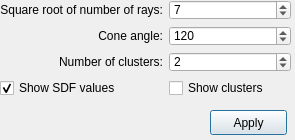
CGAL/cgal, file Polyhedron/demo/Polyhedron/Mesh_segmentation_dialog.ui: the form before one commit.
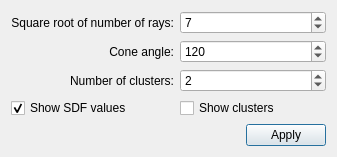
The form after the commit.

Commit message: dialog - layout arrangments

The edit to the form file:
```diff
--- a/Polyhedron/demo/Polyhedron/Mesh_segmentation_dialog.ui
+++ b/Polyhedron/demo/Polyhedron/Mesh_segmentation_dialog.ui
@@ -8,8 +8,8 @@
    <rect>
     <x>0</x>
     <y>0</y>
-    <width>295</width>
-    <height>140</height>
+    <width>337</width>
+    <height>149</height>
    </rect>
   </property>
   <property name="windowTitle" >
@@ -18,28 +18,8 @@
   <property name="modal" >
    <bool>true</bool>
   </property>
-  <widget class="QPushButton" name="Apply_button" >
-   <property name="geometry" >
-    <rect>
-     <x>210</x>
-     <y>110</y>
-     <width>77</width>
-     <height>25</height>
-    </rect>
-   </property>
-   <property name="text" >
-    <string>Apply</string>
-   </property>
-  </widget>
-  <widget class="QWidget" name="layoutWidget" >
-   <property name="geometry" >
-    <rect>
-     <x>0</x>
-     <y>0</y>
-     <width>291</width>
-     <height>98</height>
-    </rect>
-   </property>
+  <layout class="QVBoxLayout" >
+   <item>
    <layout class="QGridLayout" >
     <item row="0" column="1" >
      <widget class="QSpinBox" name="Number_of_rays_spin_box" >
@@ -113,7 +93,32 @@
      </widget>
     </item>
    </layout>
-  </widget>
+   </item>
+   <item>
+    <layout class="QHBoxLayout" >
+     <item>
+      <spacer>
+       <property name="orientation" >
+        <enum>Qt::Horizontal</enum>
+       </property>
+       <property name="sizeHint" >
+        <size>
+         <width>40</width>
+         <height>20</height>
+        </size>
+       </property>
+      </spacer>
+     </item>
+     <item>
+      <widget class="QPushButton" name="Apply_button" >
+       <property name="text" >
+        <string>Apply</string>
+       </property>
+      </widget>
+     </item>
+    </layout>
+   </item>
+  </layout>
  </widget>
  <resources/>
  <connections/>
```
Lines whose indentation alone changed are shown as unchanged.
